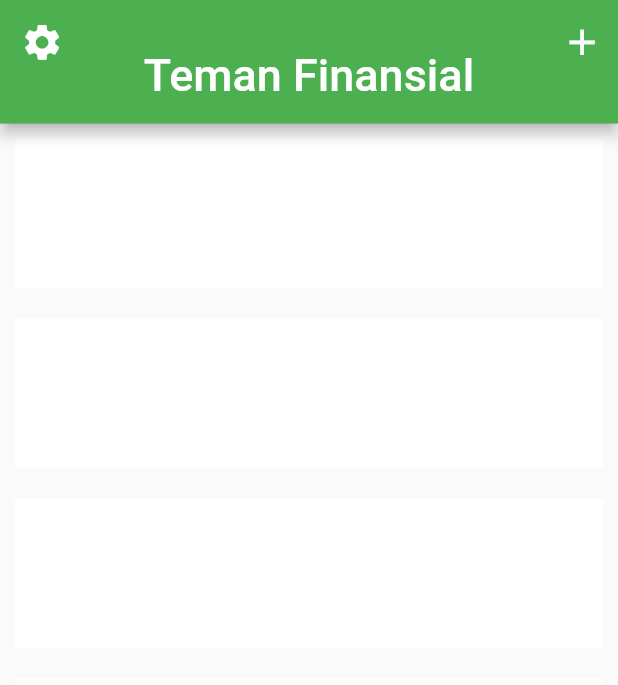
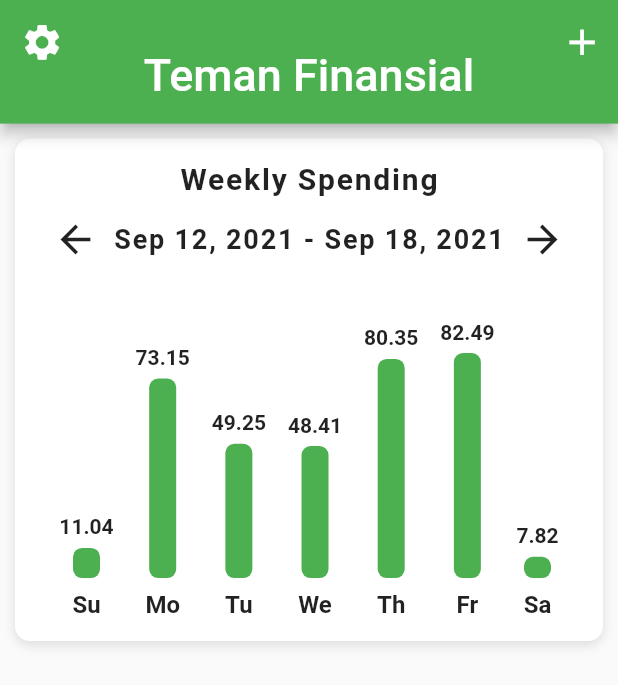
Before and after one commit to rizkitriandani/teman_finansial_app, a Flutter app: the screen it shows after launch, on a phone screen of 412 x 824 dp. Shown: the top 685 px of the screen. Run offline on Flutter 3.47's test engine with Material 2 defaults, Android fonts, the phone set to English and light mode, and no system bars; our stand-ins replace sizer.

Commit message:
Added BarChart.

```diff
--- a/lib/ui/home_screen.dart
+++ b/lib/ui/home_screen.dart
@@ -1,5 +1,7 @@
 import 'package:flutter/material.dart';
 import 'package:sizer/sizer.dart';
+import 'package:teman_finansial_app/data/data.dart';
+import 'package:teman_finansial_app/ui/widgets/barchart.dart';
 
 class HomeScreen extends StatelessWidget {
   @override
@@ -35,9 +37,23 @@ class HomeScreen extends StatelessWidget {
                   SliverChildBuilderDelegate((BuildContext context, int index) {
                 return Container(
                     margin: EdgeInsets.all(10),
-                    height: 100,
-                    color: Colors.white);
-              }),
+                    decoration: BoxDecoration(
+                      color: Colors.white,
+                      boxShadow: [
+                        BoxShadow(
+                          color: Colors.black12,
+                          offset: Offset(0,2),
+                          blurRadius: 6,
+                        )
+                      ],
+                      borderRadius: BorderRadius.circular(10)
+                    ),
+                    child: BarChart(expenses:weeklySpending),
+                    );
+              },
+              childCount: 1,
+              ),
+
             ),
             //!LIST
           ],
--- /dev/null
+++ b/lib/ui/widgets/barchart.dart
@@ -0,0 +1,147 @@
+import 'package:flutter/material.dart';
+
+class BarChart extends StatelessWidget {
+  final List<double> expenses;
+
+  BarChart({required this.expenses});
+
+  @override
+  Widget build(BuildContext context) {
+    double mostExpensive = 0;
+    expenses.forEach((double price) {
+      if(price > mostExpensive){
+        mostExpensive = price;
+      }
+    });
+
+    return Padding(
+      padding: EdgeInsets.all(15.0),
+      child: Column(
+        children: [
+          Text(
+            'Weekly Spending',
+            style: TextStyle(
+              fontSize: 20,
+              fontWeight: FontWeight.w600,
+              letterSpacing: 1.2,
+            ),
+          ),
+          SizedBox(
+            height: 5,
+          ),
+          Row(
+            mainAxisAlignment: MainAxisAlignment.spaceAround,
+            children: [
+              Expanded(
+                child: IconButton(
+                  onPressed: () {},
+                  icon: Icon(Icons.arrow_back),
+                  iconSize: 30,
+                ),
+              ),
+              Text(
+                'Sep 12, 2021 - Sep 18, 2021',
+                style: TextStyle(
+                  fontSize: 18,
+                  fontWeight: FontWeight.w600,
+                  letterSpacing: 1.2,
+                ),
+              ),
+              Expanded(
+                child: IconButton(
+                  onPressed: () {},
+                  icon: Icon(Icons.arrow_forward),
+                  iconSize: 30,
+                ),
+              )
+            ],
+          ),
+          SizedBox(
+            height: 30,
+          ),
+          Row(
+            mainAxisAlignment: MainAxisAlignment.spaceEvenly,
+            crossAxisAlignment: CrossAxisAlignment.end,
+            children: [
+              Bar(
+                label: 'Su',
+                amountSpent: expenses[0],
+                mostExpensive: mostExpensive,
+              ),
+              Bar(
+                label: 'Mo',
+                amountSpent: expenses[1],
+                mostExpensive: mostExpensive,
+              ),
+              Bar(
+                label: 'Tu',
+                amountSpent: expenses[2],
+                mostExpensive: mostExpensive,
+              ),
+              Bar(
+                label: 'We',
+                amountSpent: expenses[3],
+                mostExpensive: mostExpensive,
+              ),
+              Bar(
+                label: 'Th',
+                amountSpent: expenses[4],
+                mostExpensive: mostExpensive,
+              ),
+              Bar(
+                label: 'Fr',
+                amountSpent: expenses[5],
+                mostExpensive: mostExpensive,
+              ),
+              Bar(
+                label: 'Sa',
+                amountSpent: expenses[6],
+                mostExpensive: mostExpensive,
+              ),
+            ],
+          ),
+        ],
+      ),
+    );
+  }
+}
+
+class Bar extends StatelessWidget {
+  final String label;
+  final double amountSpent;
+  final double mostExpensive;
+
+  final double _maxBarHeight = 150;
+
+  Bar(
+      {required this.label,
+      required this.amountSpent,
+      required this.mostExpensive});
+
+  Widget build(BuildContext context) {
+    final barHeight = amountSpent / mostExpensive * _maxBarHeight;
+
+    return Column(
+      children: [
+        Text(
+          '${amountSpent.toStringAsFixed(2)}',
+          style: TextStyle(fontWeight: FontWeight.w600),
+        ),
+        SizedBox(height: 6),
+        Container(
+          height: barHeight,
+          width: 18,
+          decoration: BoxDecoration(
+            color: Theme.of(context).primaryColor,
+            borderRadius: BorderRadius.circular(6),
+          ),
+        ),
+        SizedBox(height: 8),
+        Text(
+          label,
+          style: TextStyle(fontSize: 16, fontWeight: FontWeight.w600),
+        ),
+      ],
+    );
+  }
+}
```
